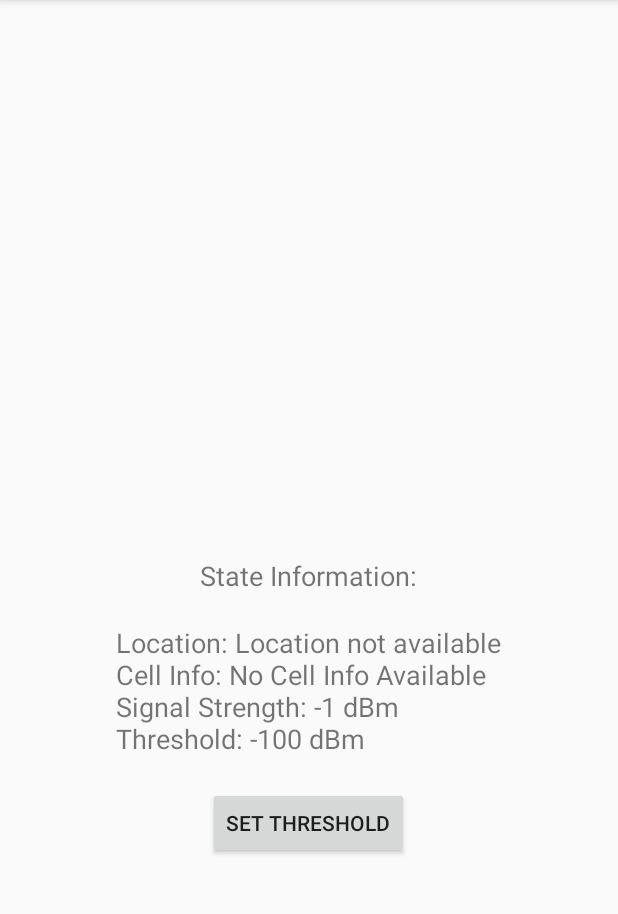
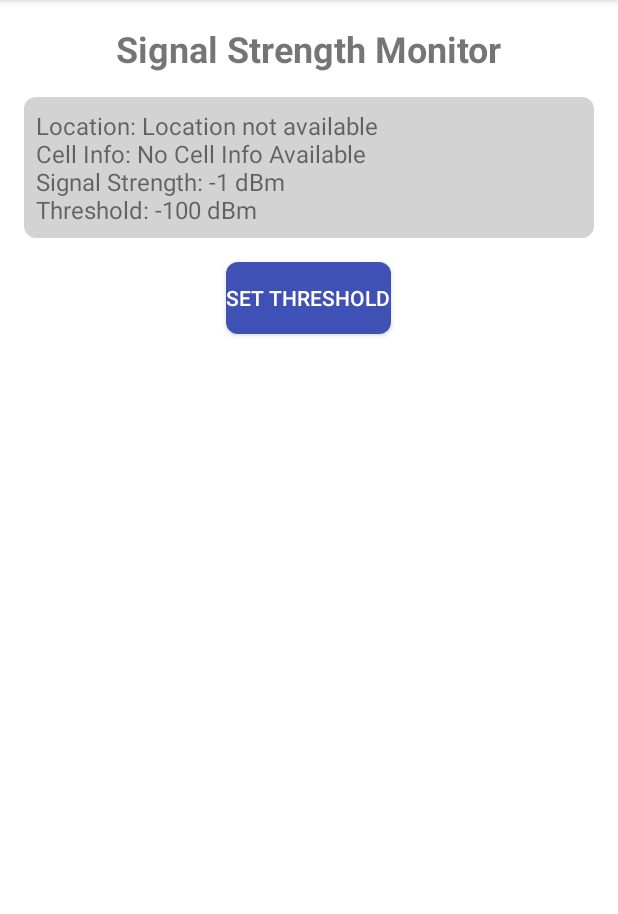
Before and after one commit to mhhasani/barium-project, an Android app built with Jetpack Compose: the screen it shows after launch (MainActivity), on a phone screen of 412 x 824 dp, the part 84-998 px from its top. Run offline under Robolectric (Android 15) with nearby library versions, the phone set to English and light mode, and no system bars.

Commit message:
change some UI

```diff
--- a/app/build.gradle.kts
+++ b/app/build.gradle.kts
@@ -61,6 +61,7 @@ dependencies {
     implementation(libs.androidx.appcompat)
     implementation(libs.retrofit)
     implementation(libs.retrofit.gson)
+    implementation(libs.material)
     testImplementation(libs.junit)
     androidTestImplementation(libs.androidx.junit)
     androidTestImplementation(libs.androidx.espresso.core)
--- a/app/src/main/java/com/example/barium/MainActivity.kt
+++ b/app/src/main/java/com/example/barium/MainActivity.kt
@@ -3,10 +3,6 @@ package com.example.barium
 import android.Manifest
 import android.annotation.SuppressLint
 import android.app.AlertDialog
-import android.content.BroadcastReceiver
-import android.content.Context
-import android.content.Intent
-import android.content.IntentFilter
 import android.content.pm.PackageManager
 import android.location.Location
 import android.location.LocationListener
@@ -23,6 +19,7 @@ import android.widget.TextView
 import androidx.appcompat.app.AppCompatActivity
 import androidx.core.app.ActivityCompat
 import androidx.core.content.ContextCompat
+import com.google.android.material.textfield.TextInputLayout
 
 class MainActivity : AppCompatActivity() {
     private lateinit var locationManager: LocationManager
@@ -33,6 +30,7 @@ class MainActivity : AppCompatActivity() {
     private var currentLocation: Location? = null
     private var previousSignalState: Boolean? = null
     private val handler = Handler(Looper.getMainLooper())
+    private var userPhoneNumber: String? = null
 
     companion object {
         private const val TAG = "MainActivity"
@@ -48,6 +46,7 @@ class MainActivity : AppCompatActivity() {
 
         initializeViews()
         setupThresholdButton()
+        showPhoneNumberInputDialog()
         initializeLocationManager()
         requestPermissions()
         startSignalStrengthCheck()
@@ -214,7 +213,7 @@ class MainActivity : AppCompatActivity() {
             } else {
                 "Info: Signal strength is back to normal: $signalStrength dBm, Location: $locationInfo, Cell Info: $cellInfo"
             }
-            sendSms("09926715574", message)
+            userPhoneNumber?.let { sendSms(it, message) }
             previousSignalState = currentState
         }
     }
@@ -244,6 +243,22 @@ class MainActivity : AppCompatActivity() {
         builder.show()
     }
 
+    private fun showPhoneNumberInputDialog() {
+        val builder = AlertDialog.Builder(this)
+        builder.setTitle("Enter Phone Number")
+
+        val input = EditText(this)
+        input.inputType = android.text.InputType.TYPE_CLASS_PHONE
+        builder.setView(input)
+
+        builder.setPositiveButton("OK") { _, _ ->
+            userPhoneNumber = input.text.toString()
+        }
+        builder.setNegativeButton("Cancel") { dialog, _ -> dialog.cancel() }
+
+        builder.show()
+    }
+
     private fun startSignalStrengthCheck() {
         handler.post(object : Runnable {
             override fun run() {
--- /dev/null
+++ b/app/src/main/res/drawable/button_background.xml
@@ -0,0 +1,15 @@
+<?xml version="1.0" encoding="utf-8"?>
+<selector xmlns:android="http://schemas.android.com/apk/res/android">
+    <item android:state_pressed="true">
+        <shape android:shape="rectangle">
+            <solid android:color="@color/primary_dark"/>
+            <corners android:radius="8dp"/>
+        </shape>
+    </item>
+    <item>
+        <shape android:shape="rectangle">
+            <solid android:color="@color/primary"/>
+            <corners android:radius="8dp"/>
+        </shape>
+    </item>
+</selector>
--- /dev/null
+++ b/app/src/main/res/drawable/rounded_background.xml
@@ -0,0 +1,7 @@
+<?xml version="1.0" encoding="utf-8"?>
+<shape xmlns:android="http://schemas.android.com/apk/res/android"
+    android:shape="rectangle">
+    <corners android:radius="8dp"/>
+    <solid android:color="@color/light_gray"/>
+    <padding android:left="8dp" android:top="8dp" android:right="8dp" android:bottom="8dp"/>
+</shape>
--- a/app/src/main/res/layout/activity_main.xml
+++ b/app/src/main/res/layout/activity_main.xml
@@ -1,25 +1,32 @@
 <?xml version="1.0" encoding="utf-8"?>
 <RelativeLayout xmlns:android="http://schemas.android.com/apk/res/android"
+    xmlns:tools="http://schemas.android.com/tools"
     android:layout_width="match_parent"
-    android:layout_height="match_parent">
+    android:layout_height="match_parent"
+    tools:context=".MainActivity"
+    android:padding="16dp"
+    android:background="@color/white">
 
     <TextView
         android:id="@+id/textView"
         android:layout_width="wrap_content"
         android:layout_height="wrap_content"
-        android:text="State Information:"
-        android:textSize="18sp"
-        android:layout_centerInParent="true"/>
+        android:text="Signal Strength Monitor"
+        android:textSize="24sp"
+        android:textStyle="bold"
+        android:layout_centerHorizontal="true"
+        android:layout_marginBottom="16dp"/>
 
     <TextView
         android:id="@+id/stateInfoTextView"
-        android:layout_width="wrap_content"
+        android:layout_width="match_parent"
         android:layout_height="wrap_content"
-        android:text="N/A"
-        android:textSize="18sp"
+        android:text="State Info"
+        android:textSize="16sp"
+        android:padding="8dp"
+        android:background="@drawable/rounded_background"
         android:layout_below="@id/textView"
-        android:layout_centerHorizontal="true"
-        android:layout_marginTop="20dp"/>
+        android:layout_marginBottom="16dp"/>
 
     <Button
         android:id="@+id/thresholdButton"
@@ -28,5 +35,6 @@
         android:text="Set Threshold"
         android:layout_below="@id/stateInfoTextView"
         android:layout_centerHorizontal="true"
-        android:layout_marginTop="20dp"/>
+        android:background="@drawable/button_background"
+        android:textColor="@color/white"/>
 </RelativeLayout>
--- a/app/src/main/res/values/colors.xml
+++ b/app/src/main/res/values/colors.xml
@@ -7,4 +7,7 @@
     <color name="teal_700">#FF018786</color>
     <color name="black">#FF000000</color>
     <color name="white">#FFFFFFFF</color>
+    <color name="light_gray">#D3D3D3</color>
+    <color name="primary">#3F51B5</color>
+    <color name="primary_dark">#303F9F</color>
 </resources>
--- a/gradle/libs.versions.toml
+++ b/gradle/libs.versions.toml
@@ -11,6 +11,7 @@ composeBom = "2024.04.01"
 appcompat = "1.7.0"
 retrofit = "2.9.0"
 gson = "2.9.0"
+material = "1.12.0"
 
 [libraries]
 androidx-core-ktx = { group = "androidx.core", name = "core-ktx", version.ref = "coreKtx" }
@@ -30,6 +31,7 @@ androidx-material3 = { group = "androidx.compose.material3", name = "material3"
 androidx-appcompat = { group = "androidx.appcompat", name = "appcompat", version.ref = "appcompat" }
 retrofit = { group = "com.squareup.retrofit2", name = "retrofit", version.ref = "retrofit" }
 retrofit-gson = { group = "com.squareup.retrofit2", name = "converter-gson", version.ref = "gson" }
+material = { group = "com.google.android.material", name = "material", version.ref = "material" }
 
 [plugins]
 android-application = { id = "com.android.application", version.ref = "agp" }
```
